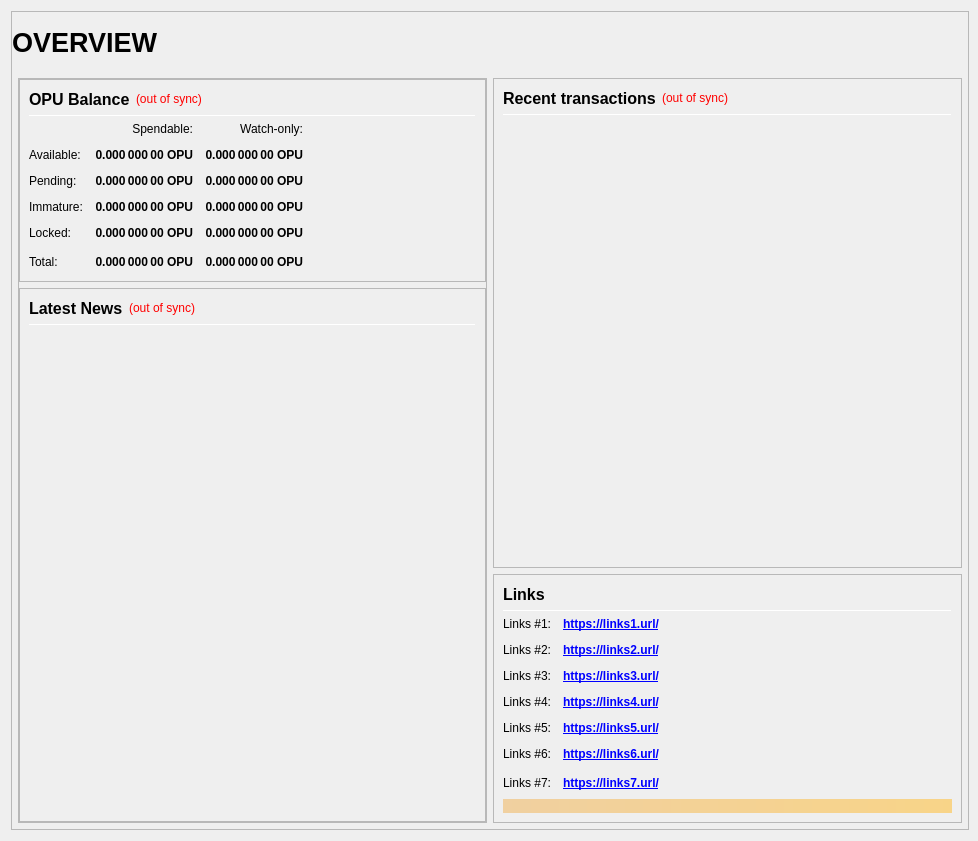
Before: the Qt Designer form src/qt/forms/overviewpage.ui in opulencecoins/opulence-core, drawn with Qt 5.
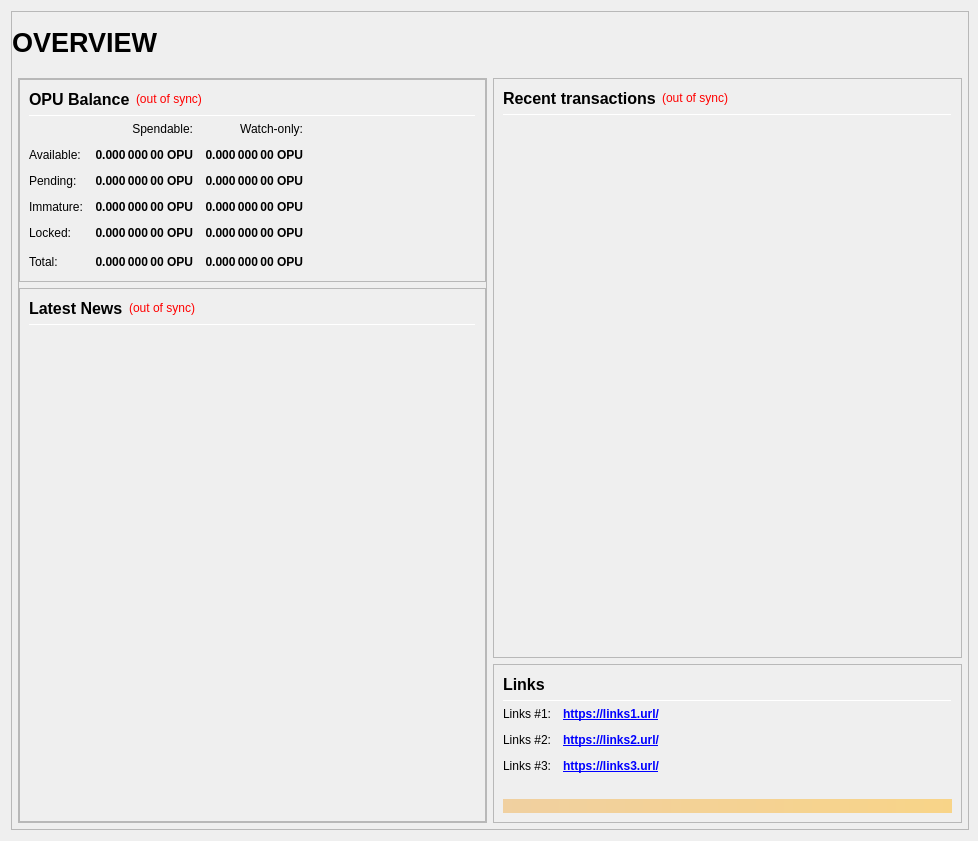
After: the same form once the commit is applied.

Diff of the .ui file:
```diff
--- a/src/qt/forms/overviewpage.ui
+++ b/src/qt/forms/overviewpage.ui
@@ -1065,111 +1065,7 @@
                       </property>
                      </widget>
                     </item>
-                    <item row="4" column="0">
-                     <widget class="QLabel" name="labelLinks4">
-                      <property name="text">
-                       <string>Links #4:</string>
-                      </property>
-                     </widget>
-                    </item>
-                    <item row="4" column="1">
-                     <widget class="QLabel" name="labelLinksUrl4">
-                      <property name="font">
-                       <font>
-                        <weight>75</weight>
-                        <bold>true</bold>
-                       </font>
-                      </property>
-                      <property name="text">
-                       <string notr="true">&lt;a href=&quot;https://links4.url/&quot;&gt;https://links4.url/&lt;/a&gt;</string>
-                      </property>
-                      <property name="alignment">
-                       <set>Qt::AlignLeading|Qt::AlignLeft|Qt::AlignVCenter</set>
-                      </property>
-                      <property name="openExternalLinks">
-                       <bool>true</bool>
-                      </property>
-                     </widget>
-                    </item>
-                    <item row="5" column="0">
-                     <widget class="QLabel" name="labelLinks5">
-                      <property name="text">
-                       <string>Links #5:</string>
-                      </property>
-                     </widget>
-                    </item>
-                    <item row="5" column="1">
-                     <widget class="QLabel" name="labelLinksUrl5">
-                      <property name="font">
-                       <font>
-                        <weight>75</weight>
-                        <bold>true</bold>
-                       </font>
-                      </property>
-                      <property name="text">
-                       <string notr="true">&lt;a href=&quot;https://links5.url/&quot;&gt;https://links5.url/&lt;/a&gt;</string>
-                      </property>
-                      <property name="alignment">
-                       <set>Qt::AlignLeading|Qt::AlignLeft|Qt::AlignVCenter</set>
-                      </property>
-                      <property name="openExternalLinks">
-                       <bool>true</bool>
-                      </property>
-                     </widget>
-                    </item>
-                    <item row="6" column="0">
-                     <widget class="QLabel" name="labelLinks6">
-                      <property name="text">
-                       <string>Links #6:</string>
-                      </property>
-                     </widget>
-                    </item>
-                    <item row="6" column="1">
-                     <widget class="QLabel" name="labelLinksUrl6">
-                      <property name="font">
-                       <font>
-                        <weight>75</weight>
-                        <bold>true</bold>
-                       </font>
-                      </property>
-                      <property name="text">
-                       <string notr="true">&lt;a href=&quot;https://links6.url/&quot;&gt;https://links6.url/&lt;/a&gt;</string>
-                      </property>
-                      <property name="alignment">
-                       <set>Qt::AlignLeading|Qt::AlignLeft|Qt::AlignVCenter</set>
-                      </property>
-                      <property name="openExternalLinks">
-                       <bool>true</bool>
-                      </property>
-                     </widget>
-                    </item>
-                    <item row="7" column="0">
-                     <widget class="QLabel" name="labelLinks7">
-                      <property name="text">
-                       <string>Links #7:</string>
-                      </property>
-                     </widget>
-                    </item>
-                    <item row="7" column="1">
-                     <widget class="QLabel" name="labelLinksUrl7">
-                      <property name="font">
-                       <font>
-                        <weight>75</weight>
-                        <bold>true</bold>
-                       </font>
-                      </property>
-                      <property name="text">
-                       <string notr="true">&lt;a href=&quot;https://links7.url/&quot;&gt;https://links7.url/&lt;/a&gt;</string>
-                      </property>
-                      <property name="alignment">
-                       <set>Qt::AlignLeading|Qt::AlignLeft|Qt::AlignVCenter</set>
-                      </property>
-                      <property name="openExternalLinks">
-                       <bool>true</bool>
-                      </property>
-                     </widget>
-                    </item>
-                    <item row="7" column="2">
+                    <item row="4" column="2">
                      <spacer name="horizontalSpacer_Links_2">
                       <property name="orientation">
                        <enum>Qt::Horizontal</enum>
```
Left out of the diff: 20 changed lines with no effect on the pictures.
